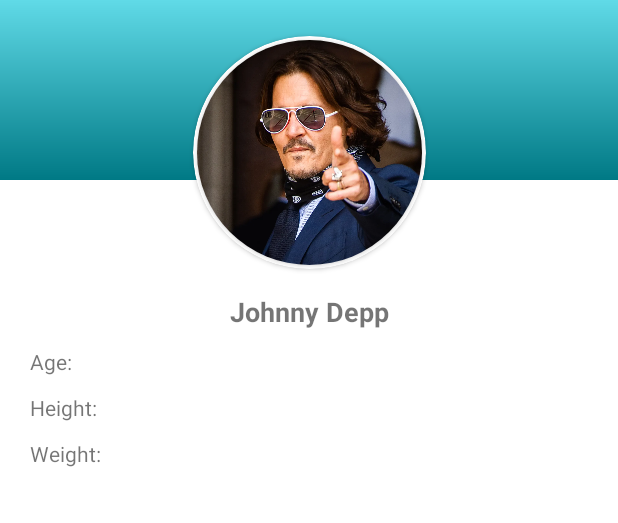
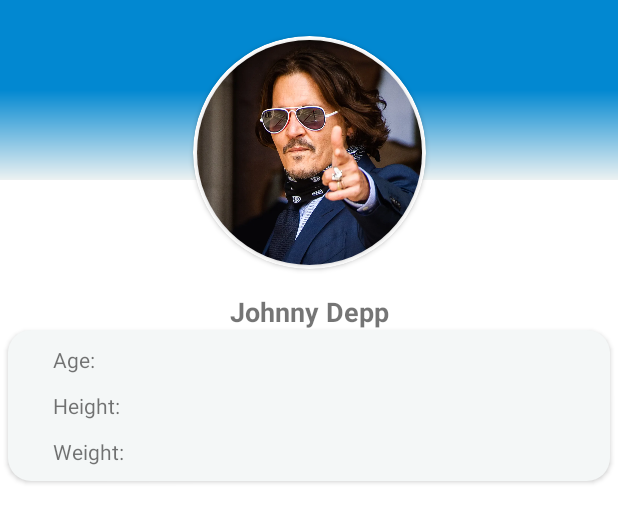
Before and after one commit to kdeoliveira/breathalyzer, an Android app: the layout fragment_home.xml on its own in the app's theme, with its tools: preview values and no code run, on a phone screen of 412 x 824 dp. Shown: the top 523 px of the screen. Run offline under Robolectric (Android 15) with nearby library versions, the phone set to English and light mode, and no system bars.

Commit message:
integration of frontend home page

```diff
--- a/Abreath/app/src/main/java/com/coen390/abreath/data/api/MockUpServiceBuilder.java
+++ b/Abreath/app/src/main/java/com/coen390/abreath/data/api/MockUpServiceBuilder.java
@@ -26,7 +26,7 @@ public class MockUpServiceBuilder {
         try {
             date = new SimpleDateFormat("yyyy-MM-dd'T'HH:mm:ss.SSSS'Z'", Locale.CANADA).parse(jsonObject.get("createdAt").getAsString());
 
-            return new UserDataEntity(jsonObject.get("username").getAsString(), jsonObject.get("bac").getAsFloat(), date,jsonObject.get("id").getAsInt(),jsonObject.get("name").getAsString(),jsonObject.get("lastName").getAsString());
+            return new UserDataEntity(jsonObject.get("username").getAsString(), jsonObject.get("bac").getAsFloat(), date,jsonObject.get("id").getAsInt(),jsonObject.get("name").getAsString(),jsonObject.get("lastName").getAsString(), jsonObject.get("age").getAsInt(), jsonObject.get("weight").getAsInt(), jsonObject.get("height").getAsFloat()/100.0f);
         } catch (ParseException e) {
             e.printStackTrace();
         }
--- a/Abreath/app/src/main/res/drawable/gradient_header.xml
+++ b/Abreath/app/src/main/res/drawable/gradient_header.xml
@@ -2,7 +2,11 @@
 <shape xmlns:android="http://schemas.android.com/apk/res/android"
     android:shape="rectangle">
     <gradient
-        android:startColor="#007985"
-        android:endColor="#60dae7"
+        android:startColor="@color/primaryBgColor"
+        android:useLevel="true"
+        android:type="linear"
+
+        android:centerColor="@color/primaryColor"
+        android:endColor="@color/primaryColor"
         android:angle="90" />
 </shape>
--- /dev/null
+++ b/Abreath/app/src/main/res/drawable/round_container.xml
@@ -0,0 +1,15 @@
+<?xml version="1.0" encoding="utf-8"?>
+<shape xmlns:android="http://schemas.android.com/apk/res/android">
+    <solid android:color="#ffffffff" />
+
+
+
+    <padding android:left="1dp"
+        android:top="1dp"
+        android:right="1dp"
+        android:bottom="1dp"
+        />
+
+    <corners android:bottomRightRadius="15dp" android:bottomLeftRadius="15dp"
+        android:topLeftRadius="15dp" android:topRightRadius="15dp" />
+</shape>
--- a/Abreath/app/src/main/res/layout/activity_main.xml
+++ b/Abreath/app/src/main/res/layout/activity_main.xml
@@ -5,6 +5,7 @@
     android:id="@+id/container"
     android:layout_width="match_parent"
     android:layout_height="match_parent"
+    android:background="@color/primaryBgColor"
 
     >
 <!--    android:paddingTop="?attr/actionBarSize" -->
@@ -15,7 +16,7 @@
             android:layout_height="wrap_content"
             android:layout_gravity="bottom"
 
-            android:backgroundTint="@color/primaryColor"
+            android:backgroundTint="@android:color/transparent"
 
             app:layout_constraintBottom_toBottomOf="parent"
             app:layout_constraintLeft_toLeftOf="parent"
--- a/Abreath/app/src/main/res/layout/fragment_home.xml
+++ b/Abreath/app/src/main/res/layout/fragment_home.xml
@@ -11,7 +11,7 @@
         android:layout_width="155dp"
         android:layout_height="155dp"
         android:layout_marginTop="24dp"
-        app:cardBackgroundColor="@color/white"
+
         app:cardCornerRadius="250dp"
         app:layout_constraintEnd_toEndOf="parent"
         app:layout_constraintStart_toStartOf="parent"
@@ -35,6 +35,7 @@
     </androidx.cardview.widget.CardView>
 
     <androidx.constraintlayout.widget.ConstraintLayout
+        android:id="@+id/constraintLayout"
         android:layout_width="match_parent"
         android:layout_height="120dp"
         android:background="@drawable/gradient_header"
@@ -57,12 +58,24 @@
         app:layout_constraintStart_toStartOf="parent"
         app:layout_constraintTop_toBottomOf="@+id/cardView" />
 
+    <androidx.appcompat.widget.LinearLayoutCompat
+        android:id="@+id/textContainer"
+        android:layout_width="match_parent"
+        android:layout_height="wrap_content"
+        android:orientation="vertical"
+        android:padding="10dp"
+        android:layout_marginStart="5dp"
+        android:layout_marginEnd="5dp"
+        android:background="@drawable/round_container"
+        android:elevation="2dp"
+        android:backgroundTint="@color/secondaryBgColor"
+        app:layout_constraintTop_toBottomOf="@+id/profile_name">
+
         <TextView
             android:id="@+id/profile_age"
             android:layout_width="wrap_content"
             android:layout_height="wrap_content"
             android:layout_marginStart="20dp"
-        android:layout_marginTop="11dp"
             android:text="Age:"
             app:layout_constraintStart_toStartOf="parent"
             app:layout_constraintTop_toBottomOf="@+id/profile_name" />
@@ -86,17 +99,19 @@
             android:text="Weight:"
             app:layout_constraintStart_toStartOf="parent"
             app:layout_constraintTop_toBottomOf="@+id/profile_height" />
+    </androidx.appcompat.widget.LinearLayoutCompat>
+
 
     <FrameLayout
         android:id="@+id/fragmentContainerView"
         android:name="com.coen390.abreath.ui.home.ProfileGraphFragment"
-        android:layout_width="350dp"
-        android:layout_height="270dp"
-        android:layout_marginTop="15dp"
+        android:layout_width="match_parent"
+        android:layout_height="0dp"
+
         android:layout_marginBottom="32dp"
         app:layout_constraintBottom_toBottomOf="parent"
         app:layout_constraintEnd_toEndOf="parent"
         app:layout_constraintStart_toStartOf="parent"
-        app:layout_constraintTop_toBottomOf="@+id/profile_weight" />
+        app:layout_constraintTop_toBottomOf="@+id/textContainer" />
 
 </androidx.constraintlayout.widget.ConstraintLayout>
--- a/Abreath/app/src/main/res/layout/fragment_profile_graph.xml
+++ b/Abreath/app/src/main/res/layout/fragment_profile_graph.xml
@@ -10,6 +10,7 @@
     <com.github.mikephil.charting.charts.BarChart
         android:id="@+id/fragment_verticalbarchart_chart"
         android:layout_width="match_parent"
-        android:layout_height="match_parent" />
+        android:layout_height="match_parent"
+        />
 
 </LinearLayout>
--- a/Abreath/app/src/main/res/values-night/themes.xml
+++ b/Abreath/app/src/main/res/values-night/themes.xml
@@ -2,15 +2,16 @@
     <!-- Base application theme. -->
     <style name="Theme.Abreath" parent="Theme.MaterialComponents.DayNight.DarkActionBar">
         <!-- Primary brand color. -->
-        <item name="colorPrimary">@color/primaryLightColor</item>
+        <item name="colorPrimary">@color/primaryDarkColor</item>
         <item name="colorPrimaryVariant">@color/primaryLightColor</item>
         <item name="colorOnPrimary">@color/primaryTextColor</item>
+
         <!-- Secondary brand color. -->
-        <item name="colorSecondary">@color/primaryLightColor</item>
-        <item name="colorSecondaryVariant">@color/primaryTextColor</item>
-        <item name="colorOnSecondary">@color/primaryLightColor</item>
+        <item name="colorSecondary">@color/secondaryDarkColor</item>
+        <item name="colorSecondaryVariant">@color/secondaryLightColor</item>
+        <item name="colorOnSecondary">@color/secondaryTextColor</item>
         <!-- Status bar color. -->
-        <item name="android:statusBarColor" tools:targetApi="l">?attr/colorPrimaryVariant</item>
+        <item name="android:statusBarColor" tools:targetApi="l">@color/primaryDarkColor</item>
         <!-- Customize your theme here. -->
     </style>
 </resources>
--- a/Abreath/app/src/main/res/values/colors.xml
+++ b/Abreath/app/src/main/res/values/colors.xml
@@ -1,15 +1,14 @@
 <?xml version="1.0" encoding="utf-8"?>
 <!--https://material.io/resources/color/#!/?view.left=0&view.right=0-->
 <resources>
-    <color name="purple_200">#FFBB86FC</color>
-    <color name="purple_500">#FF6200EE</color>
-    <color name="purple_700">#FF3700B3</color>
-    <color name="teal_200">#FF03DAC5</color>
-    <color name="teal_700">#FF018786</color>
-    <color name="black">#FF000000</color>
-    <color name="white">#FFFFFFFF</color>
-    <color name="primaryColor">#16a8b5</color>
-    <color name="primaryLightColor">#60dae7</color>
-    <color name="primaryDarkColor">#007985</color>
-    <color name="primaryTextColor">#000000</color>
+    <color name="primaryColor">#0288d1</color>
+    <color name="primaryLightColor">#5eb8ff</color>
+    <color name="primaryDarkColor">#005b9f</color>
+    <color name="secondaryColor">#455a64</color>
+    <color name="secondaryLightColor">#718792</color>
+    <color name="secondaryDarkColor">#1c313a</color>
+    <color name="primaryTextColor">#e0f7fa</color>
+    <color name="secondaryTextColor">#ffffff</color>
+    <color name="primaryBgColor">#edf2f2</color>
+    <color name="secondaryBgColor">#f4f7f7</color>
 </resources>
--- a/Abreath/app/src/main/res/values/themes.xml
+++ b/Abreath/app/src/main/res/values/themes.xml
@@ -2,16 +2,16 @@
     <!-- Base application theme. -->
     <style name="Theme.Abreath" parent="Theme.MaterialComponents.DayNight.DarkActionBar">
         <!-- Primary brand color. -->
-        <item name="colorPrimary">#60dae7</item>
-        <item name="colorPrimaryVariant">@color/primaryLightColor</item>
-        <item name="colorOnPrimary">@color/white</item>
+        <item name="colorPrimary">@color/primaryColor</item>
+        <item name="colorPrimaryVariant">@color/primaryDarkColor</item>
+        <item name="colorOnPrimary">@color/primaryTextColor</item>
 
         <!-- Secondary brand color. -->
-        <item name="colorSecondary">@color/primaryDarkColor</item>
-        <item name="colorSecondaryVariant">@color/primaryLightColor</item>
-        <item name="colorOnSecondary">@color/primaryTextColor</item>
+        <item name="colorSecondary">@color/secondaryColor</item>
+        <item name="colorSecondaryVariant">@color/secondaryDarkColor</item>
+        <item name="colorOnSecondary">@color/secondaryTextColor</item>
         <!-- Status bar color. -->
-        <item name="android:statusBarColor" tools:targetApi="l">#60dae7</item>
+        <item name="android:statusBarColor" tools:targetApi="l">?attr/colorPrimary</item>
         <!-- Customize your theme here. -->
     </style>
 </resources>
```
Also changed, not shown: Abreath/app/src/main/java/com/coen390/abreath/data/entity/UserDataEntity.java (+32 -1 lines), Abreath/app/src/main/java/com/coen390/abreath/domain/GetHistoryUseCase.java (+2 -7 lines), Abreath/app/src/main/java/com/coen390/abreath/domain/GetUserInfoUseCase.java (added, +46 -0 lines), Abreath/app/src/main/java/com/coen390/abreath/ui/home/HomeFragment.java (+9 -0 lines), Abreath/app/src/main/java/com/coen390/abreath/ui/home/ProfileGraphFragment.java (+46 -43 lines), Abreath/app/src/main/java/com/coen390/abreath/ui/model/UserDataViewModel.java (+25 -1 lines). Lines whose indentation alone changed are shown as unchanged.
